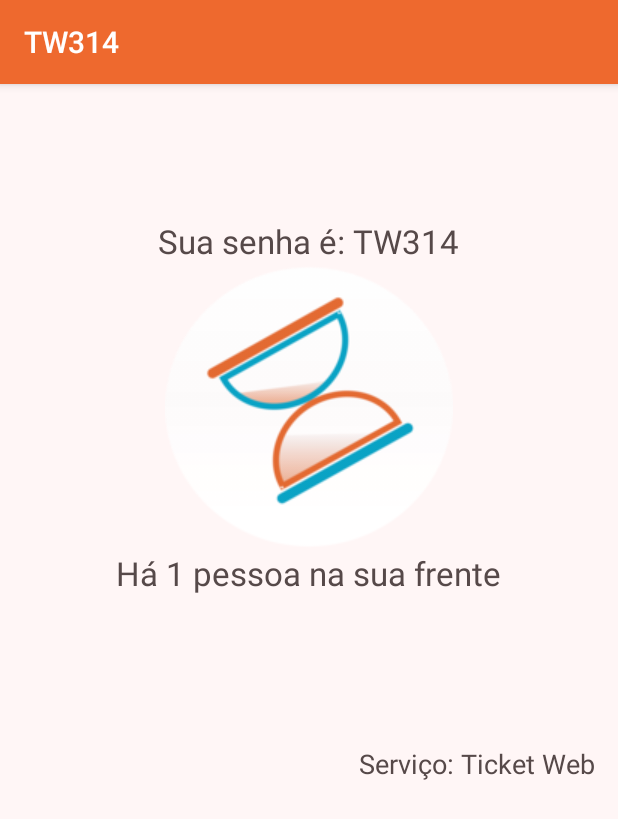
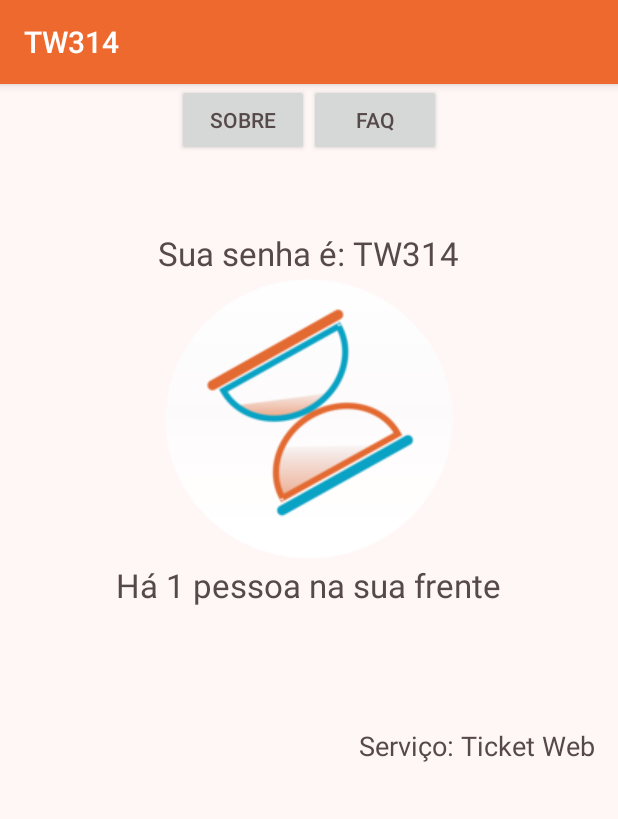
Before and after one commit to TW314/tw314Mobile, an Android app: the MainLayoutActivity screen opened directly, with no data from a screen before it, on a phone screen of 412 x 824 dp. Shown: the top 819 px of the screen. Run offline under Robolectric (Android 15) with nearby library versions, the phone set to English and light mode, and no system bars.

Commit message:
DONE: Modificações para prévia1: Botão para ver tela Sobre e tela de FAQ DONE: Lista do FAQ DONE: Transição de Activities do Main pras telas feitas.
TODO: Descobrir como trabalhar list em AppCompatActivity

```diff
--- a/app/src/main/java/tw314/tw314mobile/FaqActivity.java
+++ b/app/src/main/java/tw314/tw314mobile/FaqActivity.java
@@ -16,10 +16,8 @@ public class FaqActivity extends ListActivity {
     @Override
     protected void onCreate (Bundle savedInstanceState){
         super.onCreate(savedInstanceState);
-        setContentView(R.layout.activity_faq);
 
         setListAdapter(new ArrayAdapter<String>(this, android.R.layout.simple_list_item_1, listQuestions()));
-        ListView listView = getListView();
     }
 
     private List<String> listQuestions() {
--- a/app/src/main/java/tw314/tw314mobile/MainLayoutActivity.java
+++ b/app/src/main/java/tw314/tw314mobile/MainLayoutActivity.java
@@ -1,16 +1,42 @@
 package tw314.tw314mobile;
 
+import android.content.Intent;
 import android.os.Bundle;
 import android.support.v7.app.AppCompatActivity;
+import android.view.View;
+import android.widget.Button;
 
 /**
  * Created by Pedro on 17/08/2016.
  */
 public class MainLayoutActivity extends AppCompatActivity {
 
+    Button about;
+    Button faq;
+
     @Override
     protected void onCreate (Bundle savedInstanceState) {
         super.onCreate(savedInstanceState);
         setContentView(R.layout.activity_main);
+
+        about = (Button) findViewById(R.id.about);
+        faq = (Button) findViewById(R.id.faq);
+
+        about.setOnClickListener(transition);
+        faq.setOnClickListener(transition);
     }
+
+    private View.OnClickListener transition = new View.OnClickListener(){
+        @Override
+        public void onClick(View v) {
+            switch(v.getId()){
+                case R.id.about:
+                    startActivity(new Intent(MainLayoutActivity.this, AboutActivity.class));
+                    break;
+                case R.id.faq:
+                    startActivity(new Intent(MainLayoutActivity.this, FaqActivity.class));
+                    break;
+            }
+        }
+    };
 }
--- a/app/src/main/res/layout/activity_access.xml
+++ b/app/src/main/res/layout/activity_access.xml
@@ -44,7 +44,6 @@
             android:layout_height="match_parent">
 
             <Button
-                style="?android:attr/buttonStyleSmall"
                 android:layout_width="wrap_content"
                 android:layout_height="wrap_content"
                 android:text="@string/btn_access"
--- a/app/src/main/res/layout/activity_main.xml
+++ b/app/src/main/res/layout/activity_main.xml
@@ -5,34 +5,34 @@
     android:layout_height="match_parent"
     android:orientation="vertical" >
 
-    <!--
+
     <LinearLayout
         android:layout_width="match_parent"
-        android:layout_height="@dimen/activity_header"
-        android:background="@color/colorPrimary"
-        android:orientation="horizontal">
+        android:layout_height="wrap_content"
+        android:orientation="horizontal"
+        android:layout_gravity="center_vertical"
+        android:gravity="center">
 
-
-        <TextView
+        <Button
+            android:id="@+id/about"
             android:layout_width="wrap_content"
             android:layout_height="wrap_content"
-            android:text="@string/app_name"
-            android:textStyle="bold"
-            android:textAppearance="@android:style/TextAppearance.DeviceDefault.Widget.ActionBar.Title"
-            android:textColor="@color/colorBackground"
-            android:layout_gravity="center_vertical"
-            android:layout_marginLeft="@dimen/activity_horizontal_margin"/>
+            android:text="Sobre" />
+
+        <Button
+            android:id="@+id/faq"
+            android:layout_width="wrap_content"
+            android:layout_height="wrap_content"
+            android:text="FAQ" />
 
     </LinearLayout>
-    -->
-
     <TextView
         android:layout_width="wrap_content"
         android:layout_height="wrap_content"
         android:textAppearance="?android:attr/textAppearanceLarge"
         android:text="@string/txt_ticket"
         android:id="@+id/txtTicket"
-        android:layout_marginTop="90dp"
+        android:layout_marginTop="50dp"
         android:layout_gravity="center_horizontal" />
 
     <ImageView
@@ -60,7 +60,7 @@
         android:layout_marginBottom="10dp"
         android:layout_marginRight="15dp"
         android:layout_gravity="right"
-        android:layout_marginTop="100dp" />
+        android:layout_marginTop="80dp" />
 
 
 </LinearLayout>
```
Also changed, not shown: app/src/main/res/layout/activity_about.xml (+5 -5 lines), app/src/main/res/layout/activity_faq.xml (+10 -1 lines).
